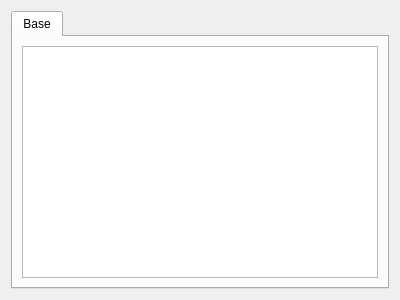
Before: the Qt Designer form FourDExplorer/ui/uiWidgetMetaViewerBase.ui in ManifoldsHu/FourDExplorer, drawn with Qt 5.
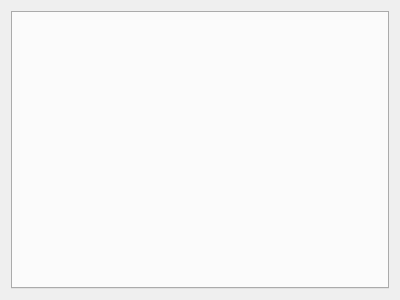
After: the same form once the commit is applied.

What changed in the file:
```diff
--- a/FourDExplorer/ui/uiWidgetMetaViewerBase.ui
+++ b/FourDExplorer/ui/uiWidgetMetaViewerBase.ui
@@ -15,18 +15,7 @@
   </property>
   <layout class="QVBoxLayout" name="verticalLayout">
    <item>
-    <widget class="QTabWidget" name="tabWidget">
-     <widget class="QWidget" name="tab_base">
-      <attribute name="title">
-       <string>Base</string>
-      </attribute>
-      <layout class="QVBoxLayout" name="verticalLayout_2">
-       <item>
-        <widget class="QTreeView" name="treeView"/>
-       </item>
-      </layout>
-     </widget>
-    </widget>
+    <widget class="QTabWidget" name="tabWidget"/>
    </item>
   </layout>
  </widget>
```
